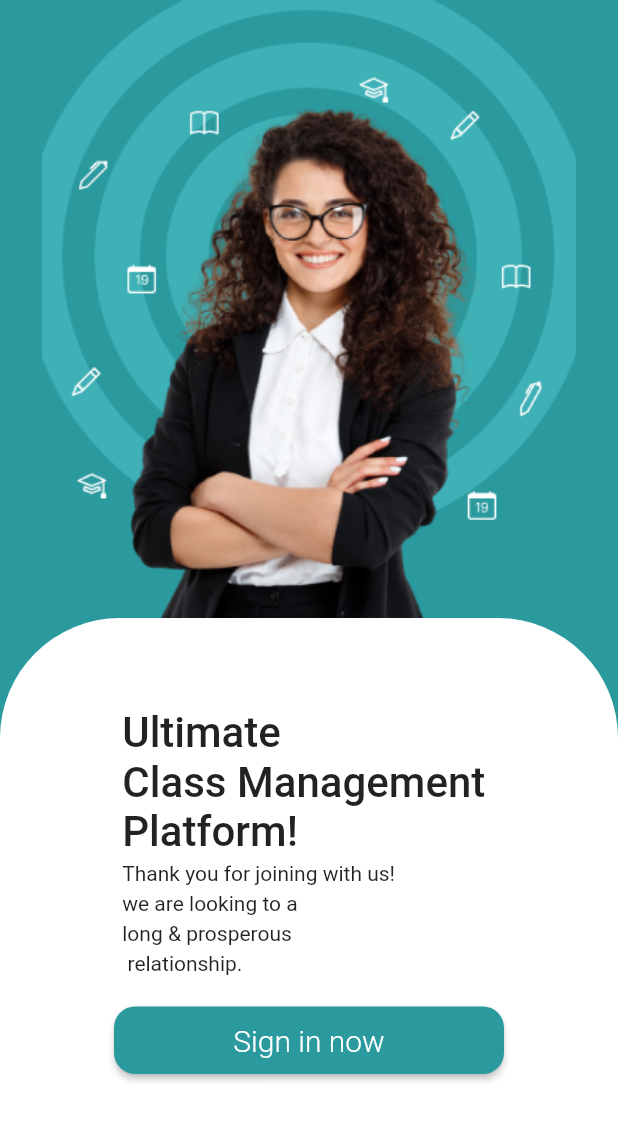
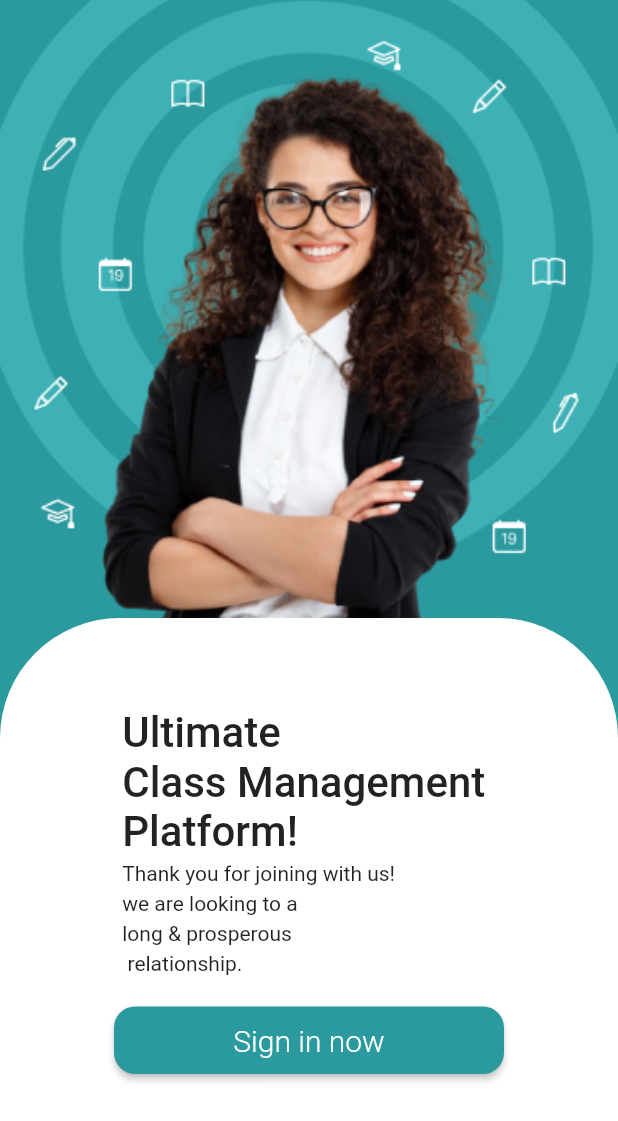
Before and after one commit to aathavan01/zent, a Flutter app: the screen it shows after launch, on a phone screen of 412 x 824 dp. Shown: the top 1121 px of the screen. Run offline on Flutter 3.47's test engine with Material 2 defaults, Android fonts, the phone set to English and light mode, and no system bars.

```diff
--- a/lib/Verfication/mobileNO.dart
+++ b/lib/Verfication/mobileNO.dart
@@ -1,3 +1,5 @@
+// ignore_for_file: file_names, non_constant_identifier_names, avoid_print
+
 import 'package:http/http.dart' as http;
 import 'dart:convert';
 
--- a/lib/main.dart
+++ b/lib/main.dart
@@ -1,9 +1,9 @@
 
 import 'package:flutter/material.dart';
-import 'package:zent/screens/logo.dart';
+import 'package:zent/screens/login/logo.dart';
 
 void main() {
-  runApp(MyApp());
+  runApp(const MyApp());
 }
 
 class MyApp extends StatefulWidget {
@@ -20,7 +20,7 @@ class _MyAppState extends State<MyApp> {
   @override
   Widget build(BuildContext context) {
     return
-    MaterialApp(
+    const MaterialApp(
       debugShowCheckedModeBanner: false,
       home: Logo(),
     );
--- /dev/null
+++ b/lib/screens/login/loginSplace.dart
@@ -0,0 +1,98 @@
+// ignore_for_file: file_names
+
+import 'package:flutter/material.dart';
+import 'package:zent/screens/login/login.dart';
+import 'package:zent/screens/progresspath.dart';
+
+class LoginSplace extends StatefulWidget {
+  const LoginSplace({super.key});
+
+  @override
+  State<LoginSplace> createState() => _LoginSplaceState();
+}
+
+class _LoginSplaceState extends State<LoginSplace> {
+  @override
+  Widget build(BuildContext context) {
+    return SafeArea(
+      child: Scaffold(
+        backgroundColor: const Color(0xff2B9A9F),
+        body: (Column(
+          children: [
+            Expanded(
+              flex: 1,
+              child: SizedBox(
+                width: double.infinity,
+                child: Image.asset(
+                  "images/Signin.png",
+                  fit: BoxFit.fitWidth,
+                ),
+              ),
+            ),
+            Expanded(
+              flex: 1,
+              child: Container(
+                decoration: const BoxDecoration(
+                  borderRadius: BorderRadius.vertical(top: Radius.circular(80)),
+                  color: Colors.white,
+                ),
+                alignment: Alignment.bottomCenter,
+                child: Padding(
+                  padding: const EdgeInsets.fromLTRB(0, 60, 0, 0),
+                  child: Column(
+                    children: [
+                      const Text.rich(
+                        TextSpan(
+                          children: <TextSpan>[
+                            TextSpan(
+                              text: "Ultimate \nClass Management \nPlatform!",
+                              style: TextStyle(
+                                  fontWeight: FontWeight.w500, fontSize: 28),
+                            ),
+                            TextSpan(
+                              text:
+                                  "\nThank you for joining with us! \nwe are looking to a \nlong & prosperous\n relationship.",
+                              style: TextStyle(
+                                  fontWeight: FontWeight.w400, height: 1.4),
+                            ),
+                          ],
+                        ),
+                      ),
+                      const SizedBox(
+                        height: 20,
+                      ),
+                      SizedBox(
+                        height: 45,
+                        width: 260,
+                        child: ElevatedButton(
+                          onPressed: () {
+                            Navigator.push(
+                              context,
+                              MaterialPageRoute(
+                                  builder: (context) => const Login()),
+                            );
+                          },
+                          style: ElevatedButton.styleFrom(
+                            backgroundColor: const Color(0xff2B9A9F),
+                            shape: RoundedRectangleBorder(
+                              borderRadius: BorderRadius.circular(14.0),
+                            ),
+                          ),
+                          child: const Text(
+                            "Sign in now",
+                            style: TextStyle(
+                                fontWeight: FontWeight.w300, fontSize: 20),
+                          ),
+                        ), // Background co
+                      ),
+                    ],
+                  ),
+                ),
+              ),
+            ),
+          ],
+        )),
+      ),
+    );
+  }
+}
--- a/lib/screens/logo.dart
+++ b/lib/screens/login/logo.dart
@@ -10,14 +10,16 @@ class Logo extends StatefulWidget {
 }
 
 class _LogoState extends State<Logo> {
+  @override
   void initState() {
+    // ignore: todo
     // TODO: implement initState
     super.initState();
     Timer(
-      Duration(seconds:3),
+      const Duration(seconds:3),
       () => Navigator.push(
                 context,
-                MaterialPageRoute(builder: (context) => LoginSplace(),),
+                MaterialPageRoute(builder: (context) => const LoginSplace(),),
               ),
     );
   }
--- a/lib/screens/loginSplace.dart
+++ /dev/null
@@ -1,99 +0,0 @@
-import 'package:flutter/material.dart';
-import 'package:zent/screens/login.dart';
-import 'package:zent/screens/notification.dart';
-import 'package:zent/screens/otp.dart';
-import 'package:zent/screens/selectInstitute.dart';
-
-class LoginSplace extends StatefulWidget {
-  const LoginSplace({super.key});
-
-  @override
-  State<LoginSplace> createState() => _LoginSplaceState();
-}
-
-class _LoginSplaceState extends State<LoginSplace> {
-  @override
-  Widget build(BuildContext context) {
-    return SafeArea(
-        child:
-
-        Scaffold(
-            backgroundColor: Color(0xff2B9A9F),
-            body: (Column(
-      children: [
-        Flexible(
-          flex: 6,
-          child:Image.asset(
-              "images/Signin.png",
-              fit: BoxFit.fitWidth
-            ),
-
-
-        ),
-        Flexible(
-          flex: 6,
-          child: Container(
-            decoration: BoxDecoration(
-              borderRadius: BorderRadius.vertical(top: Radius.circular(80)),
-              color: Colors.white,
-            ),
-            alignment: Alignment.bottomCenter,
-            child: Padding(
-              padding: EdgeInsets.fromLTRB(0, 60, 0, 0),
-              child: Column(
-                children: [
-                  Text.rich(
-                    TextSpan(
-                      children: <TextSpan>[
-                        TextSpan(
-                          text: "Ultimate \nClass Management \nPlatform!",
-                    style: TextStyle(fontWeight: FontWeight.w500, fontSize: 28),
-                        ),
-
-                        TextSpan(
-                          text: "\nThank you for joining with us! \nwe are looking to a \nlong & prosperous\n relationship.",
-                        style:
-                            TextStyle(fontWeight: FontWeight.w400, height: 1.4),
-                        ),
-                      ],
-                    ),
-                  ),
-                  SizedBox(
-                    height: 20,
-                  ),
-
-
-                SizedBox(
-                      height: 45,
-                      width: 260,
-                      child: ElevatedButton(
-                        onPressed: () {
-                          Navigator.push(
-                            context,
-                            MaterialPageRoute(
-                                builder: (context) => SelectInstitute()),
-                          );
-                        },
-                        child: Text(
-                          "Sign in now",
-                          style: TextStyle(
-                              fontWeight: FontWeight.w300, fontSize: 20),
-                        ),
-                        style: ElevatedButton.styleFrom(
-                          backgroundColor: Color(0xff2B9A9F),
-                          shape: new RoundedRectangleBorder(
-                            borderRadius: new BorderRadius.circular(14.0),
-                          ),
-                        ),
-                      ), // Background co
-                    ),
-
-                ],
-              ),
-            ),
-          ),
-        ),
-      ],
-    )),),);
-  }
-}
```
Also changed, not shown: lib/screens/Common/BottomSheet.dart (added, +28 -0 lines), lib/screens/Common/notification.dart (renamed from lib/screens/notification.dart, +16 -11 lines), lib/screens/login/login.dart (renamed from lib/screens/login.dart, +9 -7 lines), lib/screens/login/otp.dart (added, +118 -0 lines), lib/screens/otp.dart (deleted, +0 -119 lines), lib/screens/progresspath.dart (+53 -49 lines), lib/screens/selectInstitute.dart (+15 -27 lines), lib/screens/zentProfile.dart (+78 -0 lines), images/ZentProfile.png (added).
